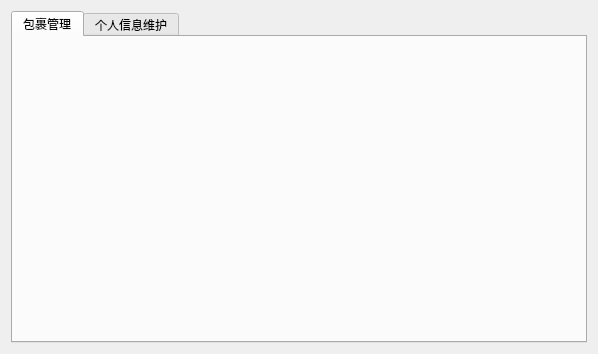
Before: the Qt Designer form views/ExpressmanView.ui in LittleChiu/ExpressManager, drawn with Qt 5.
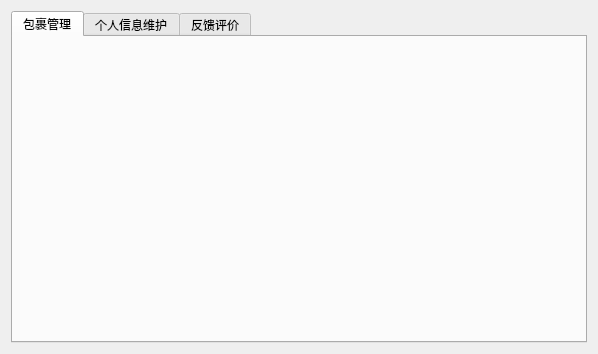
After: the same form once the commit is applied.

Commit message: feat. Feedback模块 fix. 更新手机号的时候用户名丢失

What changed in the file:
```diff
--- a/views/ExpressmanView.ui
+++ b/views/ExpressmanView.ui
@@ -26,6 +26,11 @@
        <string>个人信息维护</string>
       </attribute>
      </widget>
+     <widget class="QWidget" name="tabFeedback">
+      <attribute name="title">
+       <string>反馈评价</string>
+      </attribute>
+     </widget>
     </widget>
    </item>
   </layout>
```
The commit also changes 13 other files.
